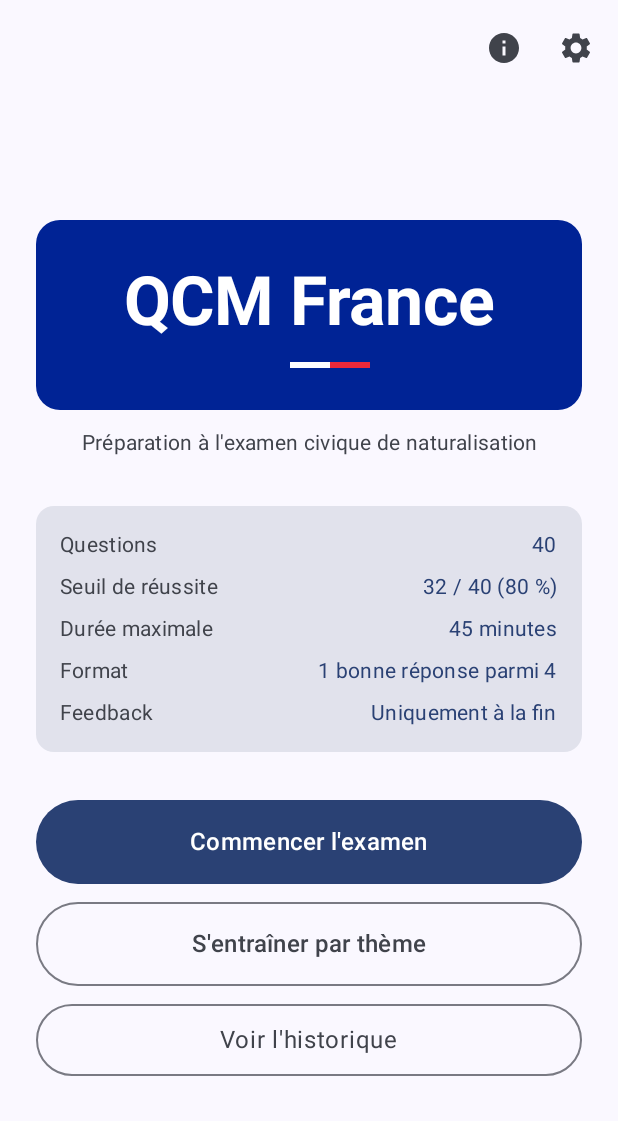
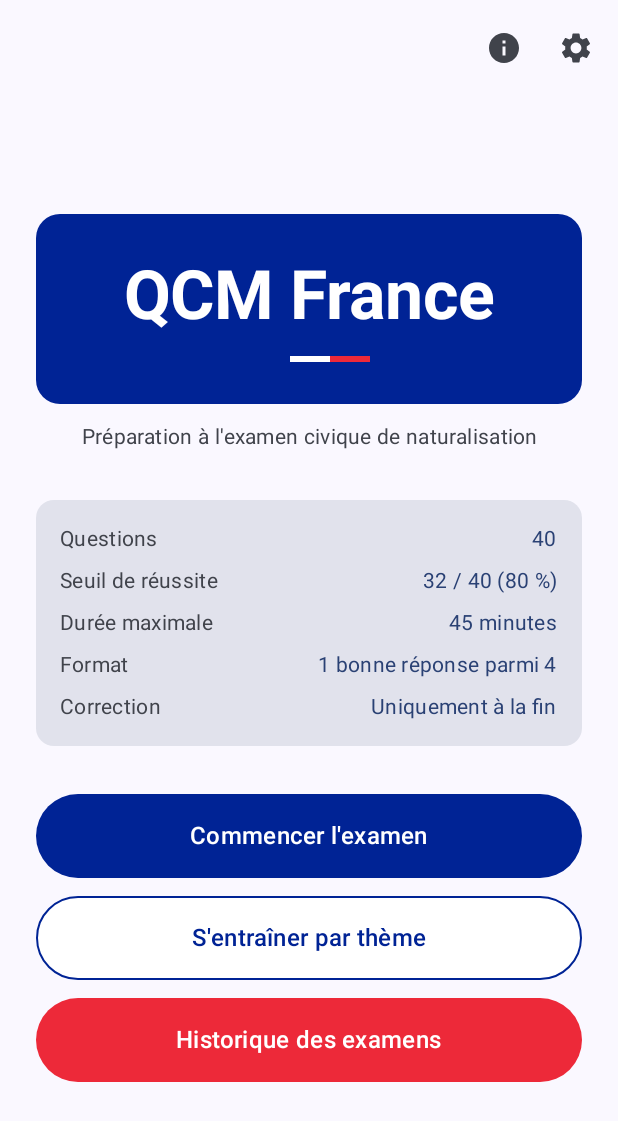
Before and after one commit to borisboiakki/QCM_France, an Android app built with Jetpack Compose: the screen it shows after launch (MainActivity), on a phone screen of 412 x 824 dp. Shown: the top 1121 px of the screen. Run offline under Robolectric (Android 15) with nearby library versions, the phone set to English and light mode, and no system bars; our stand-ins replace Dagger/Hilt's generated code, Room's generated code; pictures from the network do not load.

Commit message:
ui(home): couleurs drapeau, boutons uniformes, corrections FR
- questions.json : « Joan of Arc » traduit en « Jeanne d'Arc » (Q7)
- HomeScreen : 3 boutons principaux de même taille (56.dp, titleMedium)
- « Voir l'historique » renommé « Historique des examens »
- couleurs du drapeau, une par bouton (bleu / blanc / rouge), texte lisible
- label « Feedback » traduit en « Correction »
- bouton « Reprendre l'examen » en bleu plus clair que le bleu du drapeau

Co-Authored-By: Claude Opus 4.8 <noreply@anthropic.com>
Claude-Session: https://claude.ai/code/session_01RCY4UtcNvGJCzxgqCttjPD

```diff
--- a/app/src/main/java/com/example/qcmfrance/ui/screen/HomeScreen.kt
+++ b/app/src/main/java/com/example/qcmfrance/ui/screen/HomeScreen.kt
@@ -1,5 +1,6 @@
 package com.example.qcmfrance.ui.screen
 
+import androidx.compose.foundation.BorderStroke
 import androidx.compose.foundation.background
 import androidx.compose.foundation.layout.Arrangement
 import androidx.compose.foundation.layout.Box
@@ -25,7 +26,6 @@ import androidx.compose.material3.ExperimentalMaterial3Api
 import androidx.compose.material3.Icon
 import androidx.compose.material3.IconButton
 import androidx.compose.material3.MaterialTheme
-import androidx.compose.material3.OutlinedButton
 import androidx.compose.material3.Scaffold
 import androidx.compose.material3.Text
 import androidx.compose.material3.TextButton
@@ -41,6 +41,12 @@ import androidx.compose.ui.graphics.Color
 import androidx.compose.ui.text.font.FontWeight
 import androidx.compose.ui.text.style.TextAlign
 import androidx.compose.ui.unit.dp
+
+// Couleurs du drapeau français
+private val FlagBlue = Color(0xFF002395)
+private val FlagRed = Color(0xFFED2939)
+// Bleu plus clair que le bleu du drapeau, pour le bouton « Reprendre l'examen »
+private val ResumeBlue = Color(0xFF4A73C8)
 
 @OptIn(ExperimentalMaterial3Api::class)
 @Composable
@@ -110,7 +116,7 @@ fun HomeScreen(
                 modifier = Modifier
                     .fillMaxWidth()
                     .background(
-                        color = Color(0xFF002395),
+                        color = FlagBlue,
                         shape = RoundedCornerShape(16.dp)
                     )
                     .padding(vertical = 28.dp, horizontal = 16.dp),
@@ -133,9 +139,9 @@ fun HomeScreen(
                             .width(80.dp)
                             .height(4.dp)
                     ) {
-                        Box(modifier = Modifier.weight(1f).fillMaxHeight().background(Color(0xFF002395)))
+                        Box(modifier = Modifier.weight(1f).fillMaxHeight().background(FlagBlue))
                         Box(modifier = Modifier.weight(1f).fillMaxHeight().background(Color.White))
-                        Box(modifier = Modifier.weight(1f).fillMaxHeight().background(Color(0xFFED2939)))
+                        Box(modifier = Modifier.weight(1f).fillMaxHeight().background(FlagRed))
                     }
                 }
             }
@@ -165,15 +171,20 @@ fun HomeScreen(
                     RuleRow(label = "Seuil de réussite",  value = "32 / 40 (80 %)")
                     RuleRow(label = "Durée maximale",     value = "45 minutes")
                     RuleRow(label = "Format",             value = "1 bonne réponse parmi 4")
-                    RuleRow(label = "Feedback",           value = "Uniquement à la fin")
+                    RuleRow(label = "Correction",         value = "Uniquement à la fin")
                 }
             }
 
             Spacer(modifier = Modifier.height(32.dp))
 
+            // Couleurs du drapeau français : un bouton par couleur (bleu, blanc, rouge).
             Button(
                 onClick = { if (hasPausedQuiz) showConfirmDialog = true else onStartExam() },
-                modifier = Modifier.fillMaxWidth().height(56.dp)
+                modifier = Modifier.fillMaxWidth().height(56.dp),
+                colors = ButtonDefaults.buttonColors(
+                    containerColor = FlagBlue,
+                    contentColor = Color.White
+                )
             ) {
                 Text(text = "Commencer l'examen", style = MaterialTheme.typography.titleMedium)
             }
@@ -184,7 +195,9 @@ fun HomeScreen(
                     onClick = onResumeExam,
                     modifier = Modifier.fillMaxWidth().height(56.dp),
                     colors = ButtonDefaults.buttonColors(
-                        containerColor = MaterialTheme.colorScheme.secondary
+                        // Bleu plus clair que le bleu du drapeau
+                        containerColor = ResumeBlue,
+                        contentColor = Color.White
                     )
                 ) {
                     Text(text = "Reprendre l'examen", style = MaterialTheme.typography.titleMedium)
@@ -193,20 +206,29 @@ fun HomeScreen(
 
             Spacer(modifier = Modifier.height(12.dp))
 
-            OutlinedButton(
+            Button(
                 onClick = onStartTraining,
-                modifier = Modifier.fillMaxWidth().height(56.dp)
+                modifier = Modifier.fillMaxWidth().height(56.dp),
+                border = BorderStroke(1.dp, FlagBlue),
+                colors = ButtonDefaults.buttonColors(
+                    containerColor = Color.White,
+                    contentColor = FlagBlue
+                )
             ) {
                 Text(text = "S'entraîner par thème", style = MaterialTheme.typography.titleMedium)
             }
 
             Spacer(modifier = Modifier.height(12.dp))
 
-            OutlinedButton(
+            Button(
                 onClick = onShowHistory,
-                modifier = Modifier.fillMaxWidth().height(48.dp)
+                modifier = Modifier.fillMaxWidth().height(56.dp),
+                colors = ButtonDefaults.buttonColors(
+                    containerColor = FlagRed,
+                    contentColor = Color.White
+                )
             ) {
-                Text(text = "Voir l'historique", style = MaterialTheme.typography.bodyLarge)
+                Text(text = "Historique des examens", style = MaterialTheme.typography.titleMedium)
             }
         }
     }
```
Also changed, not shown: app/src/main/res/raw/questions.json, 1 other file.
